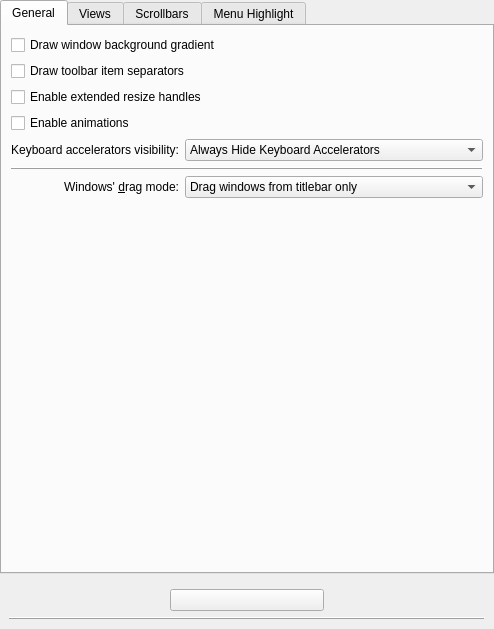
Before: the Qt Designer form kstyle/config/ui/oxygenstyleconfig.ui in KDE/oxygen, drawn with Qt 5.
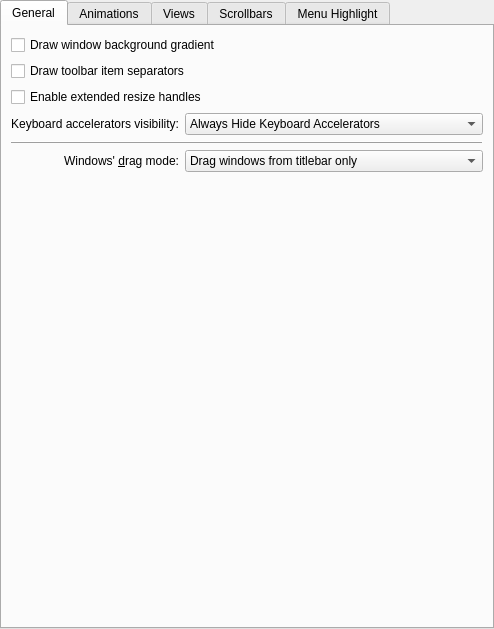
After: the same form once the commit is applied. Custom widgets are drawn as their Qt base class.

Commit message: Removed 'expert mode' button Simplified configuration widget creation.

Diff of the .ui file:
```diff
--- a/kstyle/config/ui/oxygenstyleconfig.ui
+++ b/kstyle/config/ui/oxygenstyleconfig.ui
@@ -75,13 +75,6 @@
          </property>
         </widget>
        </item>
-       <item>
-        <widget class="QCheckBox" name="_animationsEnabled">
-         <property name="text">
-          <string>Enable animations</string>
-         </property>
-        </widget>
-       </item>
        <item>
         <layout class="QGridLayout" name="gridLayout_6">
          <item row="3" column="0">
@@ -178,6 +171,16 @@
        </item>
       </layout>
      </widget>
+     <widget class="QWidget" name="tab">
+      <attribute name="title">
+       <string>Animations</string>
+      </attribute>
+      <layout class="QVBoxLayout" name="verticalLayout_4">
+       <item>
+        <widget class="Oxygen::AnimationConfigWidget" name="_animationConfigWidget" native="true"/>
+       </item>
+      </layout>
+     </widget>
      <widget class="QWidget" name="tab_2">
       <attribute name="title">
        <string>Views</string>
@@ -478,29 +481,6 @@
      </widget>
     </widget>
    </item>
-   <item>
-    <widget class="QWidget" name="_expertModeContainer" native="true">
-     <layout class="QGridLayout" name="gridLayout">
-      <item row="0" column="1">
-       <widget class="QPushButton" name="_expertModeButton">
-        <property name="text">
-         <string/>
-        </property>
-       </widget>
-      </item>
-      <item row="1" column="0" colspan="3">
-       <widget class="QFrame" name="frame_2">
-        <property name="frameShape">
-         <enum>QFrame::HLine</enum>
-        </property>
-        <property name="frameShadow">
-         <enum>QFrame::Raised</enum>
-        </property>
-       </widget>
-      </item>
-     </layout>
-    </widget>
-   </item>
   </layout>
  </widget>
  <customwidgets>
@@ -509,6 +489,12 @@
    <extends>QComboBox</extends>
    <header>kcombobox.h</header>
   </customwidget>
+  <customwidget>
+   <class>Oxygen::AnimationConfigWidget</class>
+   <extends>QWidget</extends>
+   <header>oxygenanimationconfigwidget.h</header>
+   <container>1</container>
+  </customwidget>
  </customwidgets>
  <tabstops>
   <tabstop>tabWidget</tabstop>
```
Left out of the diff: 24 changed lines with no effect on the pictures. The commit also changes 3 other files.
